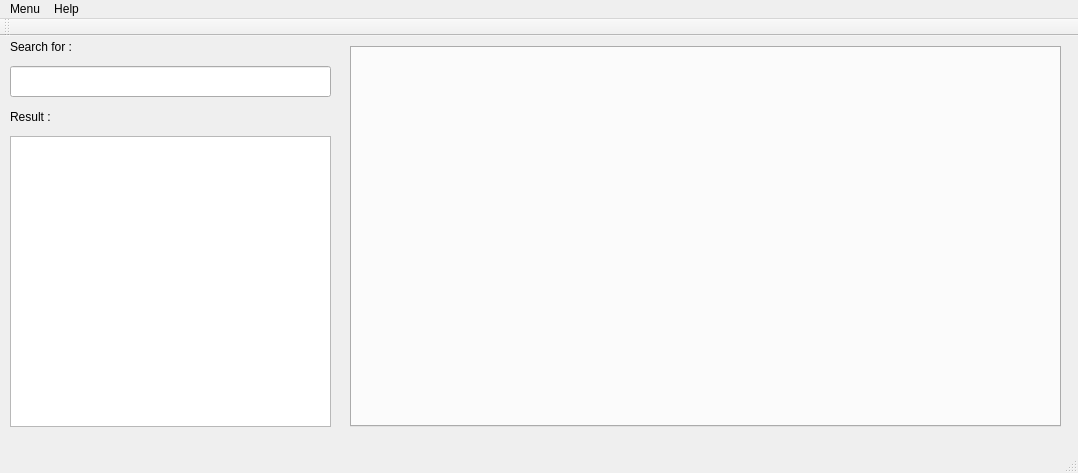
This is resources/MSMainwindow.ui in Moth13/moviesearch as Qt 5 draws it before an edit. The edited form follows.
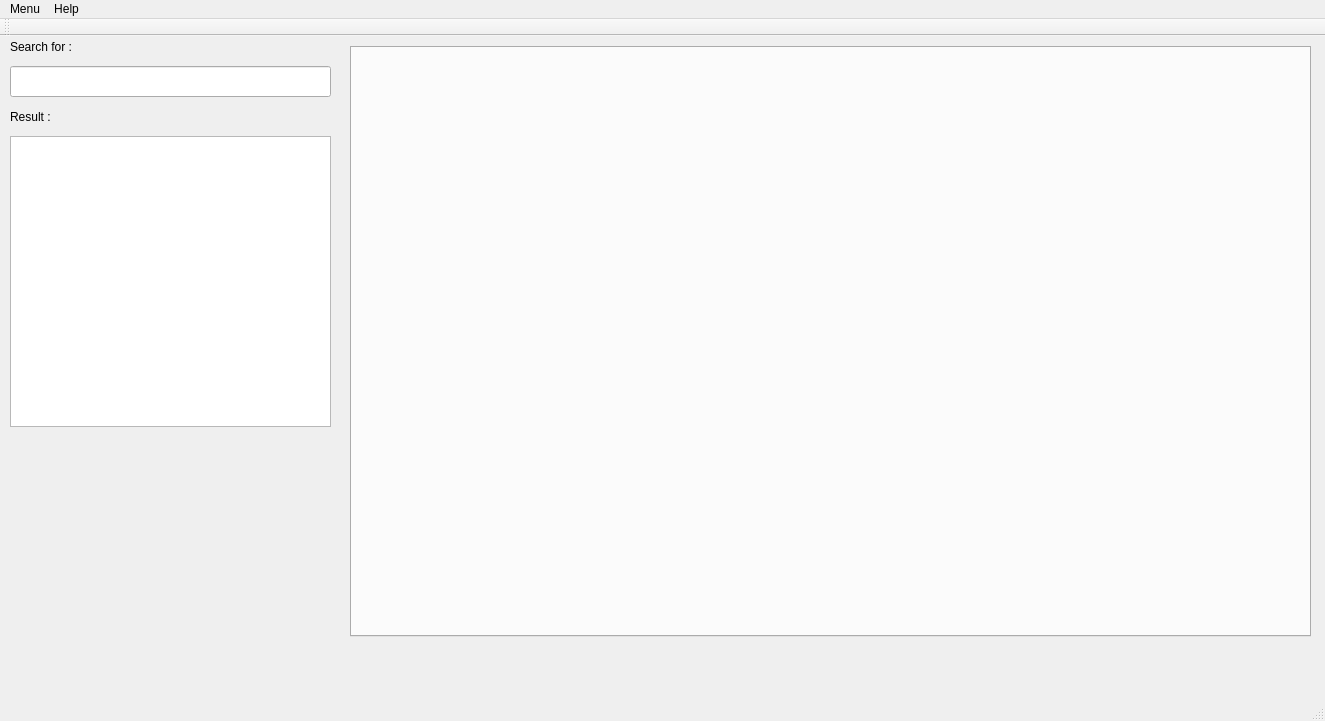
This is the edited form.

Commit message: - MovieSearch.pro : add dependent path (fix lib issue) - update *.ui

Patch:
```diff
--- a/resources/MSMainwindow.ui
+++ b/resources/MSMainwindow.ui
@@ -6,23 +6,41 @@
    <rect>
     <x>0</x>
     <y>0</y>
-    <width>1078</width>
-    <height>473</height>
+    <width>1325</width>
+    <height>721</height>
    </rect>
   </property>
+  <property name="sizePolicy">
+   <sizepolicy hsizetype="Ignored" vsizetype="Ignored">
+    <horstretch>0</horstretch>
+    <verstretch>0</verstretch>
+   </sizepolicy>
+  </property>
   <property name="windowTitle">
    <string>MSMainWindow</string>
   </property>
   <widget class="QWidget" name="centralWidget">
+   <property name="sizePolicy">
+    <sizepolicy hsizetype="Ignored" vsizetype="Ignored">
+     <horstretch>0</horstretch>
+     <verstretch>0</verstretch>
+    </sizepolicy>
+   </property>
    <widget class="QTabWidget" name="lTabInfo_Widget">
     <property name="geometry">
      <rect>
       <x>350</x>
       <y>10</y>
-      <width>711</width>
-      <height>381</height>
+      <width>961</width>
+      <height>591</height>
      </rect>
     </property>
+    <property name="sizePolicy">
+     <sizepolicy hsizetype="Ignored" vsizetype="Ignored">
+      <horstretch>0</horstretch>
+      <verstretch>0</verstretch>
+     </sizepolicy>
+    </property>
     <property name="currentIndex">
      <number>-1</number>
     </property>
@@ -85,7 +103,7 @@
     <rect>
      <x>0</x>
      <y>0</y>
-     <width>1078</width>
+     <width>1325</width>
      <height>29</height>
     </rect>
    </property>
```
Left out of the diff: 24 changed lines with no effect on the pictures. The commit also changes 3 other files.
